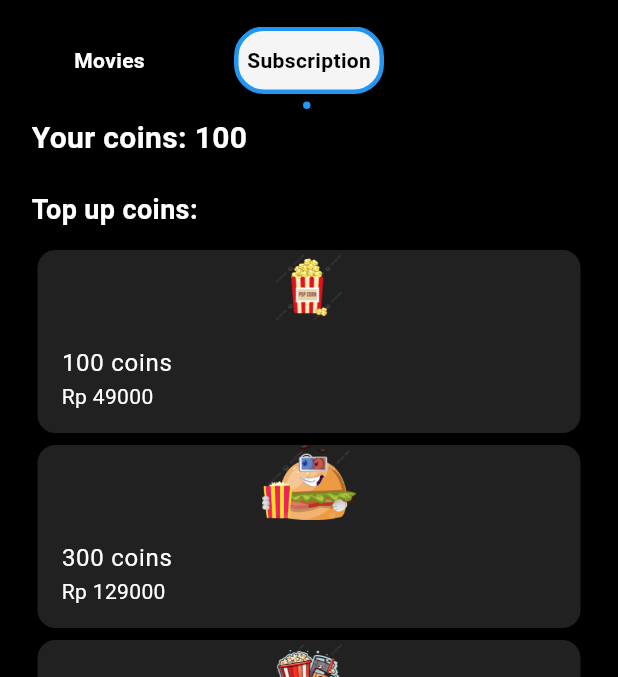
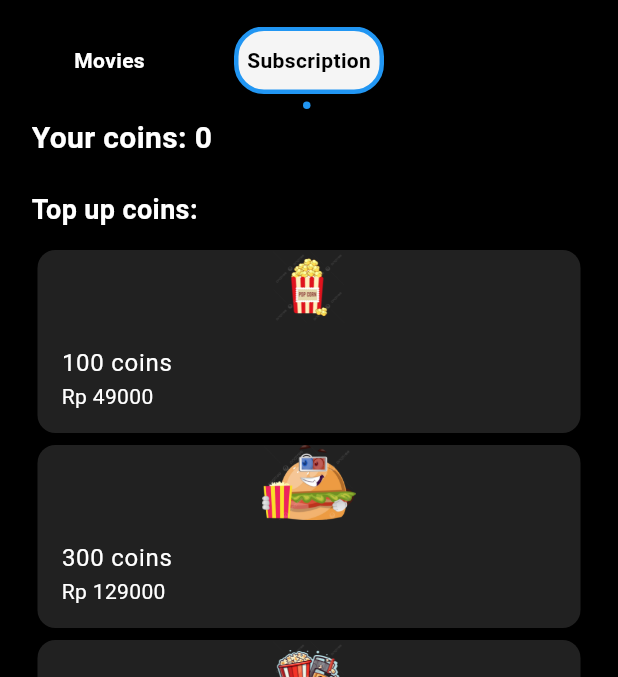
Before and after one commit to azzaaass/pemmob-reynanda, a Flutter app: the MyProfil screen opened by its route, after a tap on the "logout" icon, after a tap on "Subscription", on a phone screen of 412 x 824 dp, the part 65-742 px from its top. Run offline on Flutter 3.47's test engine with Material 3 defaults, Android fonts, the phone set to English and light mode, and no system bars; our stand-ins replace cloud_firestore, firebase_auth, firebase_core, firebase_storage, google_fonts, video_player; accounts and stored records are empty; network calls fail; Roboto replaces fonts that are missing (Laila).

Commit message:
selesai menu coins

```diff
--- a/lib/beranda/home.dart
+++ b/lib/beranda/home.dart
@@ -53,7 +53,7 @@ class _MyHomeState extends State<MyHome> {
                 height: 60,
                 width: double.infinity,
                 child: ListView.builder(
-                    physics: BouncingScrollPhysics(),
+                    physics: const BouncingScrollPhysics(),
                     itemCount: items.length,
                     scrollDirection: Axis.horizontal,
                     itemBuilder: (ctx, index) {
--- a/lib/beranda/profil.dart
+++ b/lib/beranda/profil.dart
@@ -1,3 +1,4 @@
+import 'package:cloud_firestore/cloud_firestore.dart';
 import 'package:firebase_auth/firebase_auth.dart';
 import 'package:flutter/material.dart';
 import 'package:tugas_aplikasi/komponen/histori_detail.dart';
@@ -6,7 +7,9 @@ import 'package:tugas_aplikasi/komponen/list_profil.dart';
 import 'package:tugas_aplikasi/komponen/profil_histori.dart';
 
 class MyProfil extends StatelessWidget {
-  const MyProfil({Key? key}) : super(key: key);
+  MyProfil({Key? key}) : super(key: key);
+  final db = FirebaseFirestore.instance;
+  final uid = FirebaseAuth.instance.currentUser?.uid;
 
   @override
   Widget build(BuildContext context) {
@@ -43,27 +46,32 @@ class MyProfil extends StatelessWidget {
             const SizedBox(
               height: 7,
             ),
-            const Row(
+            Row(
               children: [
-                SizedBox(
+                const SizedBox(
                   width: 7,
                 ),
-                Icon(
+                const Icon(
                   Icons.account_circle_outlined,
                   size: 60,
                   color: Colors.white,
                 ),
-                SizedBox(
+                const SizedBox(
                   width: 10,
                 ),
-                Text(
-                  "REYNANDA",
-                  style: TextStyle(
-                    fontSize: 25,
-                    color: Colors.white,
-                    fontWeight: FontWeight.bold,
-                  ),
-                ),
+                StreamBuilder(
+                    stream: db.collection("userData").doc(uid).snapshots(),
+                    builder: (context, snapshot) {
+                      var data = snapshot.data;
+                      return Text(
+                        data?['username'] ?? '',
+                        style: const TextStyle(
+                          fontSize: 25,
+                          color: Colors.white,
+                          fontWeight: FontWeight.bold,
+                        ),
+                      );
+                    }),
               ],
             ),
             const SingleChildScrollView(
--- a/lib/beranda/subs.dart
+++ b/lib/beranda/subs.dart
@@ -1,3 +1,5 @@
+import 'package:cloud_firestore/cloud_firestore.dart';
+import 'package:firebase_auth/firebase_auth.dart';
 import 'package:flutter/material.dart';
 
 class Subs extends StatefulWidget {
@@ -8,8 +10,8 @@ class Subs extends StatefulWidget {
 }
 
 class _SubsState extends State<Subs> {
-  int userPoints = 100; // Ganti dengan jumlah poin pengguna yang sebenarnya
-
+  final db = FirebaseFirestore.instance;
+  final uid = FirebaseAuth.instance.currentUser?.uid;
   @override
   Widget build(BuildContext context) {
     return SingleChildScrollView(
@@ -30,13 +32,18 @@ class _SubsState extends State<Subs> {
                     fit: BoxFit.cover,
                   ),
                 ),
-                Text(
-                  "Your coins: $userPoints",
+                StreamBuilder(
+                    stream: db.collection("userData").doc(uid).snapshots(),
+                    builder: (context, snapshot) {
+                      var data = snapshot.data;
+                      return Text(
+                        "Your coins: ${data?['coins'] ?? ''}",
                         style: const TextStyle(
                             fontSize: 20,
                             fontWeight: FontWeight.bold,
                             color: Colors.white),
-                ),
+                      );
+                    }),
               ],
             ),
             const SizedBox(height: 20),
@@ -80,21 +87,32 @@ class _SubsState extends State<Subs> {
             height: 50,
             fit: BoxFit.cover,
           ),
-          ListTile(
-            title: Text('$points coins', style: TextStyle(color: Colors.white)),
-            subtitle: Text('Rp $price', style: TextStyle(color: Colors.white)),
+          StreamBuilder(
+              stream: db.collection("userData").doc(uid).snapshots(),
+              builder: (context, snapshot) {
+                var data = snapshot.data;
+                return ListTile(
+                  title: Text('$points coins',
+                      style: TextStyle(color: Colors.white)),
+                  subtitle:
+                      Text('Rp $price', style: TextStyle(color: Colors.white)),
                   onTap: () {
                     showDialog(
                       context: context,
                       builder: (context) => AlertDialog(
                         title: const Text('Confirm Top Up',
                             style: TextStyle(color: Colors.white)),
-                  content: Text('Top up $points coins for Rp $price. Continue?',
+                        content: Text(
+                            'Top up $points coins for Rp $price. Continue?',
                             style: TextStyle(color: Colors.white)),
                         backgroundColor: Colors.grey[850],
                         actions: [
                           TextButton(
                             onPressed: () {
+                              int coins = data?['coins'];
+                              db.collection("userData").doc(uid).set({
+                                "coins": coins + points,
+                              }, SetOptions(merge: true));
                               Navigator.pop(context);
                             },
                             child: const Text('OK',
@@ -111,7 +129,8 @@ class _SubsState extends State<Subs> {
                       ),
                     );
                   },
-          ),
+                );
+              }),
         ],
       ),
     );
@@ -128,11 +147,15 @@ class _SubsState extends State<Subs> {
             height: 50,
             fit: BoxFit.cover,
           ),
-          ListTile(
+          StreamBuilder(
+              stream: db.collection("userData").doc(uid).snapshots(),
+              builder: (context, snapshot) {
+                var data = snapshot.data;
+                return ListTile(
                   title: Text('$duration subscription',
                       style: TextStyle(color: Colors.white)),
-            subtitle:
-                Text('$price coins', style: TextStyle(color: Colors.white)),
+                  subtitle: Text('$price coins',
+                      style: TextStyle(color: Colors.white)),
                   onTap: () {
                     showDialog(
                       context: context,
@@ -146,6 +169,10 @@ class _SubsState extends State<Subs> {
                         actions: [
                           TextButton(
                             onPressed: () {
+                              int coins = data?['coins'];
+                              db.collection("userData").doc(uid).set({
+                                "coins": coins - price,
+                              }, SetOptions(merge: true));
                               Navigator.pop(context);
                             },
                             child: const Text('OK',
@@ -162,7 +189,8 @@ class _SubsState extends State<Subs> {
                       ),
                     );
                   },
-          ),
+                );
+              }),
         ],
       ),
     );
--- a/lib/main.dart
+++ b/lib/main.dart
@@ -29,7 +29,7 @@ class MyApp extends StatelessWidget {
         '/regis': (context) => const RegisterScreen(),
         '/home': (context) => const Home(),
         '/cari': (context) => const MyCari(),
-        '/profil': (context) => const MyProfil(),
+        '/profil': (context) => MyProfil(),
         '/movie': (context) => const MoviePage(),
         // '/video': (context) => VideoPlayer(),
       },
--- a/pubspec.yaml
+++ b/pubspec.yaml
@@ -40,6 +40,7 @@ dependencies:
   google_fonts: ^6.1.0
   video_player: ^2.8.2
   firebase_storage: ^11.6.0
+  cloud_firestore: ^4.14.0
 
 dev_dependencies:
   flutter_test:
```
Also changed, not shown: lib/beranda/nonton.dart (+30 -10 lines), lib/logres/auth_service.dart (+12 -1 lines), lib/logres/regis.dart (+22 -0 lines), pubspec.lock, 3 other files. Lines whose indentation alone changed are shown as unchanged.
